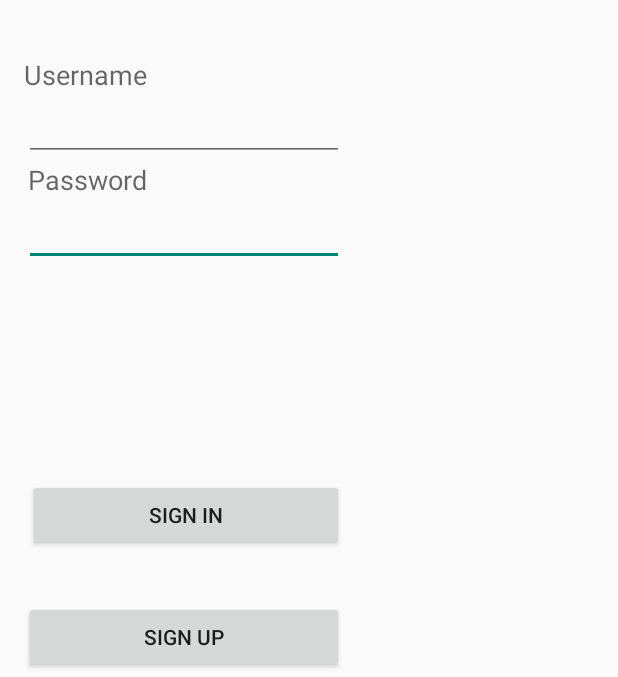
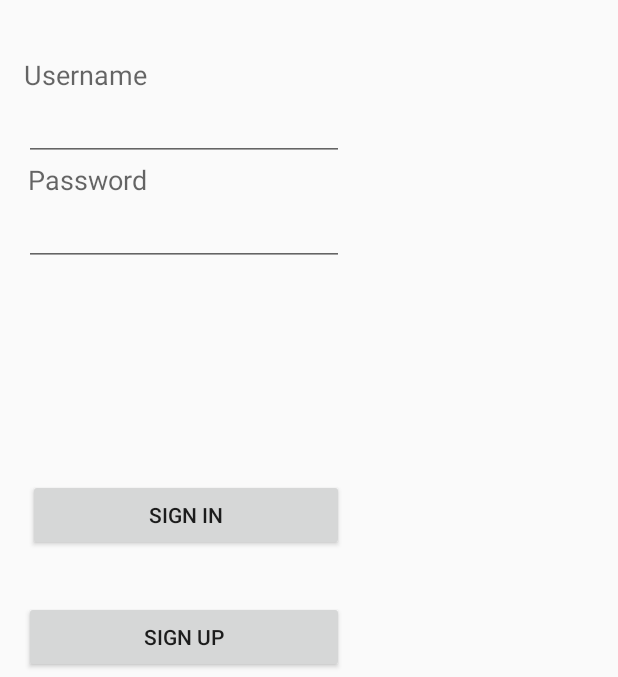
Before and after one commit to codyhh09/TriviaApp, an Android app: the screen it shows after launch (MainActivity), on a phone screen of 412 x 824 dp, the part 145-822 px from its top. Run offline under Robolectric (Android 15) with nearby library versions, the phone set to English and light mode, and no system bars.

Commit message:
More changes
Changed log in focus.  Added code to start creating menu.

```diff
--- a/Triviagame/app/src/main/res/layout/activity_main.xml
+++ b/Triviagame/app/src/main/res/layout/activity_main.xml
@@ -43,4 +43,5 @@
         android:layout_alignRight="@+id/btnBack"
         android:layout_alignEnd="@+id/btnBack" />
 
+
 </RelativeLayout>
--- a/Triviagame/app/src/main/res/layout/login_page.xml
+++ b/Triviagame/app/src/main/res/layout/login_page.xml
@@ -3,7 +3,8 @@
     android:layout_height="match_parent" android:paddingLeft="@dimen/activity_horizontal_margin"
     android:paddingRight="@dimen/activity_horizontal_margin"
     android:paddingTop="@dimen/activity_vertical_margin"
-    android:paddingBottom="@dimen/activity_vertical_margin" tools:context=".MainActivity">
+    android:paddingBottom="@dimen/activity_vertical_margin" tools:context=".MainActivity"
+    android:focusable="true" android:focusableInTouchMode="true">
 
     <TextView
         android:layout_width="wrap_content"
@@ -58,7 +59,9 @@
         android:layout_alignRight="@+id/txtPass"
         android:layout_alignEnd="@+id/txtPass"
         android:phoneNumber="false"
-        android:singleLine="true" />
+        android:focusable="true"
+        android:singleLine="true"/>
+
 
     <Button
         android:layout_width="wrap_content"
```
Also changed, not shown: Triviagame/app/src/main/java/edu/ycp/cs482/triviagame/MainActivity.java (+23 -1 lines).
